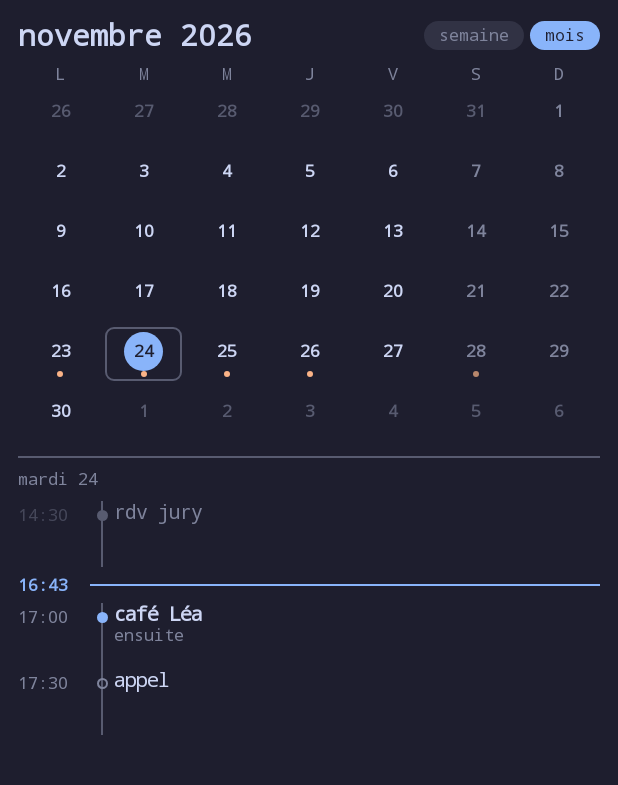
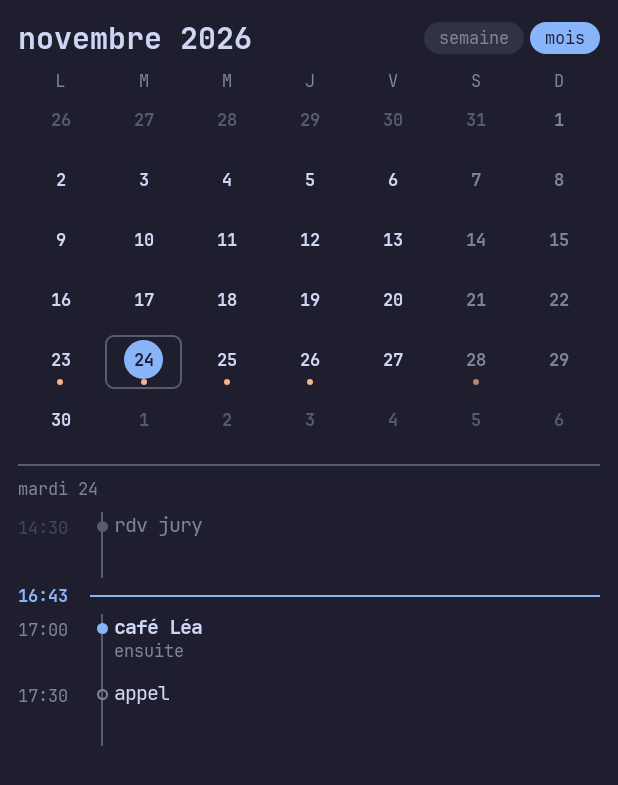
Before and after one commit to DemoxxMik/launcher_hyprland, an Android app built with Jetpack Compose: the @Preview function CalendarMonthPreview, on a phone screen of 412 x 824 dp. Shown: the top 785 px of the screen. Run offline under Robolectric (Android 15) with nearby library versions, the phone set to English and light mode, and no system bars.

Commit message:
étape 8.1 : police JetBrains Mono embarquée (Light, Regular, Bold) + licence OFL

```diff
--- a/app/src/main/java/com/example/launcher_hyprland/ui/LauncherStyle.kt
+++ b/app/src/main/java/com/example/launcher_hyprland/ui/LauncherStyle.kt
@@ -1,10 +1,12 @@
 package com.example.launcher_hyprland.ui
 
 import androidx.compose.ui.graphics.Color
+import androidx.compose.ui.text.font.Font
 import androidx.compose.ui.text.font.FontFamily
 import androidx.compose.ui.text.font.FontWeight
 import androidx.compose.ui.unit.dp
 import androidx.compose.ui.unit.sp
+import com.example.launcher_hyprland.R
 
 /** Toutes les valeurs du design au même endroit : on règle l'apparence ici, et seulement ici. */
 object LauncherStyle {
@@ -69,8 +71,12 @@ object LauncherStyle {
     val fallbackField = Color(0xFF313244)
     val fallbackOnAccent = Color(0xFF1E1E2E)
 
-    // Police : pas de JetBrains Mono dans res/font/ -> monospace systeme (a embarquer plus tard)
-    val font = FontFamily.Monospace
+    // Police : JetBrains Mono embarquée (res/font/, licence OFL dans docs/OFL.txt), 3 graisses
+    val font = FontFamily(
+        Font(R.font.jetbrains_mono_light, FontWeight.Light),
+        Font(R.font.jetbrains_mono_regular, FontWeight.Normal),
+        Font(R.font.jetbrains_mono_bold, FontWeight.Bold),
+    )
     val weightHuge = FontWeight.Light // l'heure : ~44 sp Light
 
     // Tailles de texte : les widgets n'écrivent jamais de `.sp` eux-mêmes, ils prennent l'une de celles-ci.
```
Also changed, not shown: app/src/main/res/font/jetbrains_mono_bold.ttf (added), app/src/main/res/font/jetbrains_mono_light.ttf (added), app/src/main/res/font/jetbrains_mono_regular.ttf (added), 2 other files.
